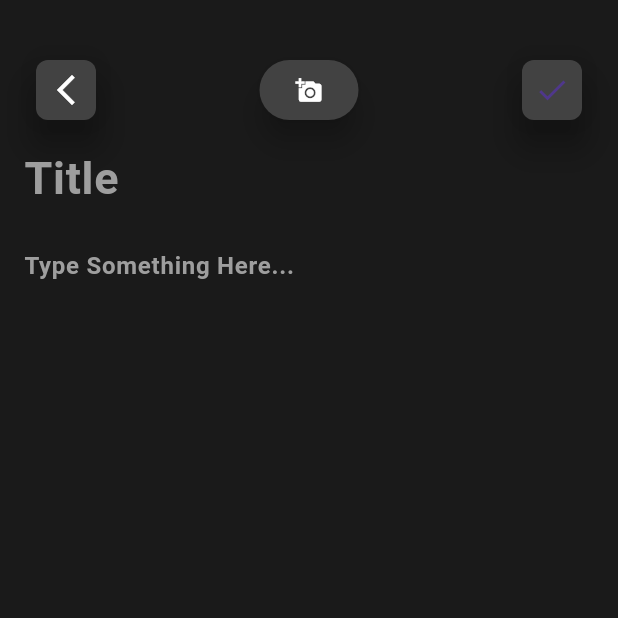
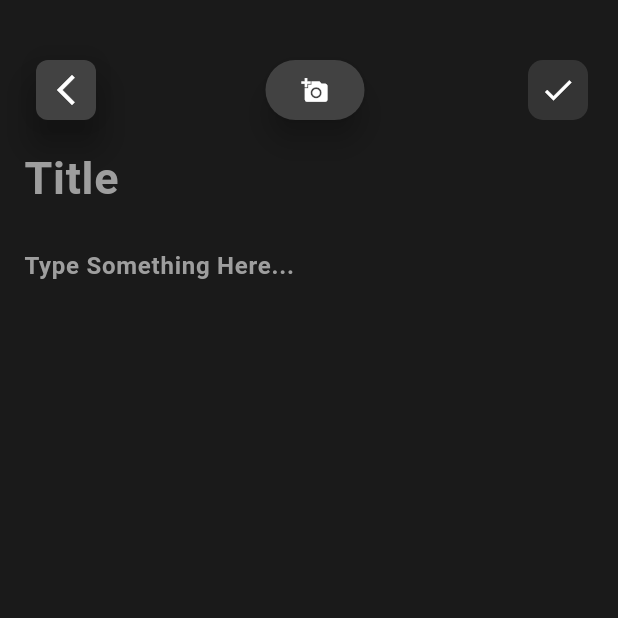
Before and after one commit to Minsa111/noteapp, a Flutter app: the HomeScreen screen opened by its route, after a tap on the "add" icon, on a phone screen of 412 x 824 dp, the top half of it. Run offline on Flutter 3.47's test engine with Material 3 defaults, Android fonts, the phone set to English and light mode, and no system bars; our stand-ins replace appwrite, cloud_firestore, firebase_auth, firebase_core, firebase_messaging, flutter_local_notifications and 5 more; accounts and stored records are empty; network calls fail.

Commit message:
main : add Create and Read features

```diff
--- a/lib/controller/appwritecontroller.dart
+++ b/lib/controller/appwritecontroller.dart
@@ -1,17 +1,35 @@
-// ignore_for_file: unused_field, avoid_print, unnecessary_null_comparison
+// ignore_for_file: unused_field, avoid_print, unnecessary_null_comparison, unnecessary_cast
 
 import 'package:appwrite/appwrite.dart';
+import 'package:flutter/material.dart';
 import 'package:get/get.dart';
+import 'package:intl/intl.dart';
+import 'package:noteapp/models/note.dart';
 
 final client = Client()
     .setEndpoint('https://cloud.appwrite.io/v1')
     .setProject('65631c1398656071fe82');
 
 final account = Account(client);
+final database = Databases(client);
 
 class AppWriteAuthController extends GetxController {
-  RxBool isLoggedIn = false.obs;
   RxString userIdToken = ''.obs;
+  RxList<Note> notes = <Note>[].obs;
+
+  @override
+  void onInit() async {
+    super.onInit();
+    await fetchNotes(userIdToken.value);
+  }
+
+  final titleController = TextEditingController();
+  final contentController = TextEditingController();
+
+  void clearControllers() {
+    titleController.clear();
+    contentController.clear();
+  }
 
   Future<bool> signUp(String email, String password) async {
     try {
@@ -40,10 +58,10 @@ class AppWriteAuthController extends GetxController {
         password: password,
       );
 
-      // Mendapatkan user ID dari atribut preferences
       final userIdFromPreferences = response.userId != null;
 
       if (userIdFromPreferences) {
+        account.get();
         userIdToken.value = response.userId;
         Get.offAllNamed('/home');
         print('User signed in successfully');
@@ -57,12 +75,85 @@ class AppWriteAuthController extends GetxController {
 
   Future<void> signOut() async {
     try {
-      await account.deleteSession(sessionId: 'current');
-      userIdToken.value = '';
-      Get.offAllNamed('/login');
-      print('User signed out successfully');
+      Future result = account.deleteSession(sessionId: 'current');
+      result.then((responses) => {
+            userIdToken.value = '',
+            Get.offAllNamed('/login'),
+            print('User signed out successfully')
+          });
     } catch (e) {
       print('Error during sign out: $e');
     }
   }
+
+  Future<bool> addNote(String documentIds) async {
+    try {
+      final title = titleController.text;
+      final content = contentController.text;
+
+      if (title.isNotEmpty && content.isNotEmpty) {
+        await fetchNotes(documentIds);
+        final uniqueUserId = ID.unique();
+        final formatter = DateFormat('dd MMMM yyyy HH:mm:ss');
+        final dateString = DateTime.now();
+        final formattedTime = formatter.format(dateString);
+        final parsedTime = formatter.parse(formattedTime);
+        final newNote = Note(
+          id: documentIds,
+          title: title,
+          content: content,
+          modifiedTime: parsedTime,
+        );
+        notes.add(newNote);
+        await database.createDocument(
+          databaseId: '656887e4a140c5a4eb53',
+          collectionId: '656887ea72cb5e633298',
+          documentId: uniqueUserId,
+          data: {
+            'id': documentIds,
+            'title': title,
+            'content': content,
+            'modifiedTime': formattedTime,
+          },
+        );
+        await fetchNotesAfterAdd(documentIds);
+        clearControllers();
+        return true;
+      } else {
+        return false;
+      }
+    } on AppwriteException catch (e) {
+      print('Error adding note: $e');
+      return false;
+    }
+  }
+
+  Future<void> fetchNotes(String userIdToken) async {
+    try {
+      final querys = Query.equal('id', userIdToken);
+
+      final response = await database.listDocuments(
+          databaseId: '656887e4a140c5a4eb53',
+          collectionId: '656887ea72cb5e633298',
+          queries: [querys]);
+
+      final documentData = response.documents;
+      if (documentData != null && documentData.isNotEmpty) {
+        final note =
+            documentData.map((doc) => Note.fromJson(doc.data)).toList();
+        print('fetchNotes Successfully');
+        print(userIdToken);
+        notes.assignAll(note);
+      } else {
+        print('Data Null');
+        notes.assignAll([]);
+      }
+    } on AppwriteException catch (e) {
+      print('Error fetching notes: $e');
+    }
+  }
+
+  Future<void> fetchNotesAfterAdd(String documentId) async {
+    await fetchNotes(documentId);
+  }
 }
--- a/lib/controller/authcontroller.dart
+++ b/lib/controller/authcontroller.dart
@@ -57,7 +57,7 @@ class AuthsController extends GetxController {
       return notes;
     } catch (e) {
       print('Error fetching notes: $e');
-      throw e; // Optionally, you can re-throw the exception.
+      rethrow; // Optionally, you can re-throw the exception.
     }
   }
 
--- a/lib/models/note.dart
+++ b/lib/models/note.dart
@@ -1,5 +1,3 @@
-import 'package:cloud_firestore/cloud_firestore.dart';
-
 class Note {
   final String id;
   final String title;
@@ -18,7 +16,7 @@ class Note {
       id: json['id'] as String,
       title: json['title'] as String,
       content: json['content'] as String,
-      modifiedTime: (json['modifiedTime'] as Timestamp).toDate(),
+      modifiedTime: DateTime.parse(json['modifiedTime'] as String),
     );
   }
 
@@ -27,7 +25,7 @@ class Note {
       'id': id,
       'title': title,
       'content': content,
-      'modifiedTime': modifiedTime,
+      'modifiedTime': modifiedTime.toIso8601String(),
     };
   }
 }
--- a/lib/routes/app_pages.dart
+++ b/lib/routes/app_pages.dart
@@ -1,7 +1,7 @@
 // ignore_for_file: constant_identifier_names
 
 import 'package:get/get.dart';
-import 'package:noteapp/views/edit.dart';
+import 'package:noteapp/views/addNotes.dart';
 import 'package:noteapp/views/home.dart';
 import 'package:noteapp/views/login.dart';
 import 'package:noteapp/views/webview.dart';
@@ -24,8 +24,8 @@ class AppPages {
       page: () => const LoginScreen(),
     ),
     GetPage(
-      name: _Paths.EDIT,
-      page: () => const EditScreen(),
+      name: _Paths.ADD,
+      page: () => const AddNoteScreen(),
     ),
     GetPage(
       name: _Paths.TUTORWEB,
--- a/lib/routes/app_routes.dart
+++ b/lib/routes/app_routes.dart
@@ -1,17 +1,15 @@
-
-
 part of 'app_pages.dart';
 
 abstract class Routes {
   static const LOGIN = '/login';
   static const HOME = '/home';
-  static const EDIT = '/edit';
+  static const ADD = '/edit';
   static const TUTORWEB = '/web';
 }
 
 abstract class _Paths {
   static const LOGIN = '/login';
   static const HOME = '/home';
-  static const EDIT = '/edit';
+  static const ADD = '/edit';
   static const TUTORWEB = '/web';
 }
--- /dev/null
+++ b/lib/views/addNotes.dart
@@ -0,0 +1,159 @@
+// ignore_for_file: prefer_const_constructors, sort_child_properties_last, no_leading_underscores_for_local_identifiers
+
+import 'dart:io';
+
+import 'package:flutter/material.dart';
+import 'package:noteapp/controller/appwritecontroller.dart';
+import 'package:noteapp/controller/link.dart';
+import 'package:get/get.dart';
+import 'package:noteapp/controller/image.dart';
+
+class AddNoteScreen extends StatefulWidget {
+  const AddNoteScreen({super.key});
+  @override
+  State<AddNoteScreen> createState() => _AddNoteScreenState();
+}
+
+class _AddNoteScreenState extends State<AddNoteScreen> {
+  get pickImageFromGallery => null;
+  final AppWriteAuthController appWriteAuthController = Get.find();
+
+  void _handleSubmit() async {
+    final success = await appWriteAuthController
+        .addNote(appWriteAuthController.userIdToken.value);
+    if (success) {
+      // Show a success message, you can use SnackBar or any other UI feedback
+      Get.snackbar(
+        "Success",
+        "Note added successfully",
+        snackPosition: SnackPosition.BOTTOM,
+        backgroundColor: Colors.green.withOpacity(0.1),
+        colorText: Colors.green,
+      );
+    } else {
+      // Show an error message if title or content is empty
+      Get.snackbar(
+        "Error",
+        "Title and content cannot be empty",
+        snackPosition: SnackPosition.BOTTOM,
+        backgroundColor: Colors.red.withOpacity(0.1),
+        colorText: Colors.red,
+      );
+    }
+  }
+
+  @override
+  Widget build(BuildContext context) {
+    return Scaffold(
+      backgroundColor: Color.fromARGB(255, 26, 26, 26),
+      body: SingleChildScrollView(
+        padding: const EdgeInsets.fromLTRB(16, 32, 16, 0),
+        child: Column(
+          children: [
+            Row(
+              mainAxisAlignment: MainAxisAlignment.spaceBetween,
+              children: [
+                backHome(context),
+                ElevatedButton(
+                  onPressed: () {
+                    Get.find<ImagePickerController>().pickImageFromGallery();
+                  },
+                  child: Icon(
+                    Icons.add_a_photo,
+                    color: Colors.white,
+                  ),
+                  style: ButtonStyle(
+                    backgroundColor:
+                        MaterialStateProperty.all<Color>(Colors.grey.shade800),
+                    elevation: MaterialStateProperty.all<double>(8.0),
+                  ),
+                ),
+                IconButton(
+                  onPressed: () {
+                    _handleSubmit();
+                  },
+                  padding: EdgeInsets.all(0),
+                  icon: Container(
+                    width: 40,
+                    height: 40,
+                    decoration: BoxDecoration(
+                      color: Colors.grey.withOpacity(.2),
+                      borderRadius: BorderRadius.circular(10),
+                    ),
+                    child: Icon(
+                      Icons.check,
+                      color: Colors.white,
+                    ),
+                  ),
+                ),
+              ],
+            ),
+            Column(children: <Widget>[
+              TextField(
+                controller: appWriteAuthController.contentController,
+                style: TextStyle(
+                    fontWeight: FontWeight.bold,
+                    fontSize: 30,
+                    color: Colors.white),
+                decoration: InputDecoration(
+                    border: InputBorder.none,
+                    hintText: 'Title',
+                    hintStyle: TextStyle(color: Colors.grey, fontSize: 30)),
+              ),
+              TextField(
+                controller: appWriteAuthController.titleController,
+                style: TextStyle(
+                    fontWeight: FontWeight.bold,
+                    fontSize: 24,
+                    color: Colors.white),
+                decoration: InputDecoration(
+                    border: InputBorder.none,
+                    hintText: 'Type Something Here...',
+                    hintStyle: TextStyle(color: Colors.grey, fontSize: 16)),
+              ),
+              Obx(
+                () {
+                  final uploadedImages =
+                      Get.find<ImagePickerController>().uploadedImages;
+                  return Column(
+                    children: uploadedImages.map((imagePath) {
+                      return Stack(
+                        children: [
+                          Image.file(File(imagePath)),
+                          Positioned(
+                              top: 10,
+                              right: 10,
+                              child: ClipOval(
+                                  child: SizedBox(
+                                      width: 40,
+                                      height: 40,
+                                      child: Material(
+                                        elevation: 0.0,
+                                        color: Colors.grey.shade400
+                                            .withOpacity(0.4),
+                                        child: FloatingActionButton(
+                                          onPressed: () {
+                                            Get.find<ImagePickerController>()
+                                                .removeImage(imagePath);
+                                          },
+                                          child: Icon(
+                                            Icons.close,
+                                            color: Colors.black,
+                                          ),
+                                          elevation: 0.0,
+                                          backgroundColor: Colors.transparent,
+                                        ),
+                                      ))))
+                        ],
+                      );
+                    }).toList(),
+                  );
+                },
+              ),
+            ]),
+          ],
+        ),
+      ),
+    );
+  }
+}
--- a/lib/views/edit.dart
+++ /dev/null
@@ -1,112 +0,0 @@
-
-import 'dart:io';
-
-import 'package:flutter/material.dart';
-import 'package:noteapp/controller/link.dart';
-import 'package:get/get.dart';
-import 'package:noteapp/controller/image.dart';
-
-class EditScreen extends StatefulWidget {
-  const EditScreen({super.key});
-  @override
-  State<EditScreen> createState() => _EditScreenState();
-}
-
-class _EditScreenState extends State<EditScreen> {
-  get pickImageFromGallery => null;
-
-  @override
-  Widget build(BuildContext context) {
-    return Scaffold(
-      backgroundColor: Color.fromARGB(255, 26, 26, 26),
-      body: SingleChildScrollView(
-        padding: const EdgeInsets.fromLTRB(16,32,16,0),
-        child: Column(
-          children: [
-          Row(
-              mainAxisAlignment: MainAxisAlignment.spaceBetween,
-              children: [
-                backHome(context),
-                ElevatedButton(
-                  onPressed: () {
-                    Get.find<ImagePickerController>().pickImageFromGallery();
-                  },
-                  child: Icon(
-                    Icons.add_a_photo,
-                    color: Colors.white,
-                  ),
-                  style: ButtonStyle(
-                    backgroundColor: MaterialStateProperty.all<Color>(Colors.grey.shade800),
-                    elevation: MaterialStateProperty.all<double>(8.0),
-                  ),
-                ),
-                checkButton(),
-              ],
-            ),
-            Column(
-              children: <Widget>[
-                TextField(
-                  style: TextStyle(fontWeight: FontWeight.bold, fontSize: 30, color: Colors.white),
-                decoration: InputDecoration(
-                  border: InputBorder.none,
-                  hintText: 'Title',
-                  hintStyle: TextStyle(color: Colors.grey, fontSize: 30)
-                ),
-                ),
-                TextField(
-                  style: TextStyle(fontWeight: FontWeight.bold, fontSize: 24, color: Colors.white),
-                  decoration: InputDecoration(
-                    border: InputBorder.none,
-                    hintText: 'Type Something Here...',
-                    hintStyle: TextStyle(color: Colors.grey, fontSize: 16)
-                  ),
-                ),
-
-                Obx(
-                  () {
-                    final uploadedImages = Get.find<ImagePickerController>().uploadedImages;
-                    return Column(
-                      children: uploadedImages.map((imagePath) {
-                        return Stack(
-                          children: [
-                            Image.file(File(imagePath)),
-                            Positioned(
-                              top: 10,
-                              right: 10,
-                              child: ClipOval(
-                                child: SizedBox(
-
-                                  width: 40,
-                                  height: 40,
-                                  child: Material(
-                                    elevation: 0.0,
-                                    color: Colors.grey.shade400.withOpacity(0.4),
-                                  child: FloatingActionButton(
-                                    onPressed:(){
-                                      Get.find<ImagePickerController>().removeImage(imagePath);
-                                    },
-                                    child: Icon(
-                                      Icons.close,
-                                      color: Colors.black,
-                                    ),
-                                    elevation: 0.0,
-                                    backgroundColor: Colors.transparent,
-                                    ),
-                                  )
-                                )
-                              )
-                            )
-                          ],
-                        );
-                      }).toList(),
-                    );
-                  },
-                ),
-              ]
-            ),
-],
-        ),
-      ),
-    );
-  }
-}
--- a/lib/views/home.dart
+++ b/lib/views/home.dart
@@ -20,18 +20,18 @@ class HomeScreen extends StatefulWidget {
 }
 
 class _HomeScreenState extends State<HomeScreen> {
-  final AuthsController _authController = Get.find();
   final AppWriteAuthController _authControllers = Get.find();
 
   @override
   void initState() {
     super.initState();
     WidgetsBinding.instance.addPostFrameCallback((_) {
-      _authController.refreshNotes();
+      _authControllers.fetchNotesAfterAdd(_authControllers.userIdToken.value);
     });
   }
 
   Widget buildNotesList() {
+    final userId = _authControllers.userIdToken.value;
     return Obx(
       () => Expanded(
         child: RefreshIndicator(
@@ -39,17 +39,23 @@ class _HomeScreenState extends State<HomeScreen> {
             await Future.delayed(
               const Duration(seconds: 2),
             );
-            _authController.refreshNotes();
+            await _authControllers.fetchNotesAfterAdd(_authControllers
+                .userIdToken
+                .value); // Use await here to wait for the fetchNotes to complete
           },
-          child: _authController.notes.isEmpty
+          child: _authControllers.notes.isEmpty
               ? Center(
-                  child:
-                      CircularProgressIndicator()) // Menampilkan indikator loading jika data kosong.
+                  // child: CircularProgressIndicator(),
+                  child: Text(
+                    'Data Is Empty',
+                    style: TextStyle(color: Colors.white70),
+                  ),
+                )
               : ListView.builder(
                   padding: EdgeInsets.only(top: 15),
-                  itemCount: _authController.notes.length,
+                  itemCount: _authControllers.notes.length,
                   itemBuilder: (context, index) {
-                    return cardDesign(_authController.notes[index]);
+                    return cardDesign(_authControllers.notes[index]);
                   },
                 ),
         ),
@@ -66,8 +72,7 @@ class _HomeScreenState extends State<HomeScreen> {
   Widget build(BuildContext context) {
     return Scaffold(
       backgroundColor: Color.fromARGB(255, 26, 26, 26),
-      body:
-      Padding(
+      body: Padding(
         padding: const EdgeInsets.fromLTRB(16, 32, 16, 0),
         child: Column(
           children: [
```
Also changed, not shown: pubspec.lock, 1 other file.
